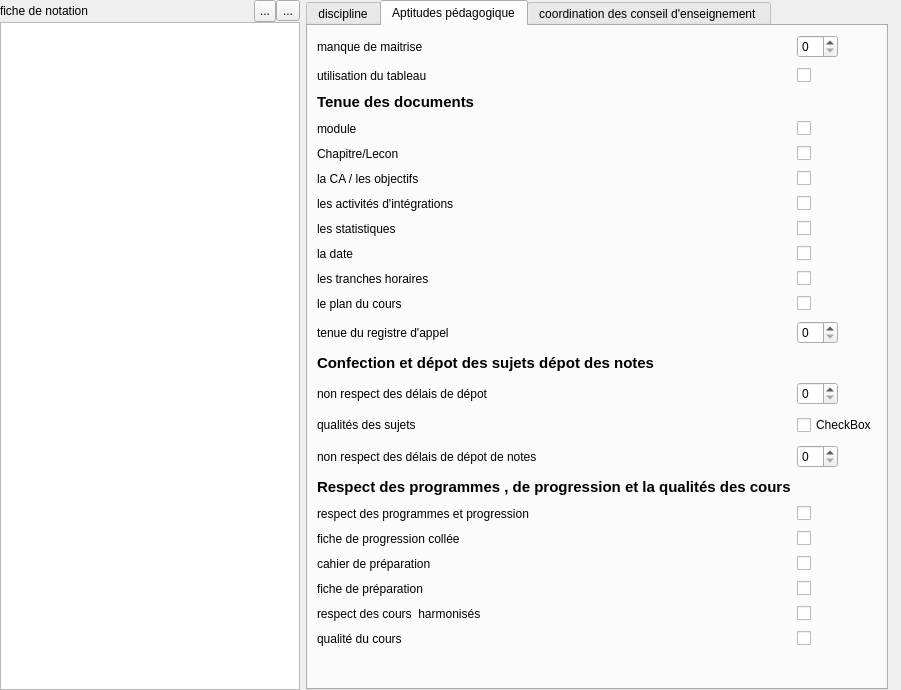
Above: edition.ui from ngdream/noteprof before the change. Below: the same form after it.
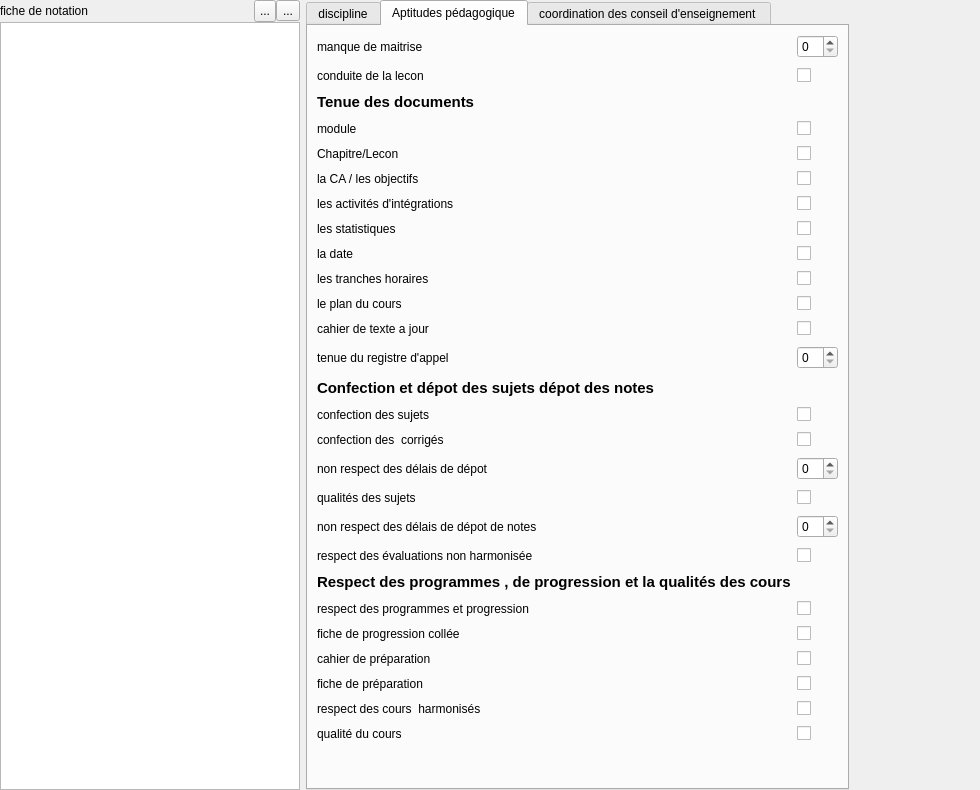
That is the form after the change. The open tabs and pages were chosen to show the change. Icons and pictures are not drawn.

```diff
--- a/edition.ui
+++ b/edition.ui
@@ -6,8 +6,8 @@
    <rect>
     <x>0</x>
     <y>0</y>
-    <width>874</width>
-    <height>690</height>
+    <width>980</width>
+    <height>790</height>
    </rect>
   </property>
   <property name="minimumSize">
@@ -440,7 +440,7 @@
            <item row="1" column="0">
             <widget class="QLabel" name="label_17">
              <property name="text">
-              <string>utilisation du tableau</string>
+              <string>conduite de la lecon</string>
              </property>
             </widget>
            </item>
@@ -576,17 +576,17 @@
              </property>
             </widget>
            </item>
-           <item row="11" column="0">
+           <item row="12" column="0">
             <widget class="QLabel" name="label_27">
              <property name="text">
               <string>tenue du registre d'appel</string>
              </property>
             </widget>
            </item>
-           <item row="11" column="1">
-            <widget class="QSpinBox" name="spinBox_5"/>
+           <item row="12" column="1">
+            <widget class="QSpinBox" name="callreg"/>
            </item>
-           <item row="12" column="0">
+           <item row="13" column="0">
             <widget class="QLabel" name="label_28">
              <property name="font">
               <font>
@@ -599,41 +599,41 @@
              </property>
             </widget>
            </item>
-           <item row="13" column="0">
+           <item row="16" column="0">
             <widget class="QLabel" name="label_29">
              <property name="text">
               <string>non respect des délais de dépot</string>
              </property>
             </widget>
            </item>
-           <item row="13" column="1">
-            <widget class="QSpinBox" name="spinBox_7"/>
+           <item row="16" column="1">
+            <widget class="QSpinBox" name="rds"/>
            </item>
-           <item row="14" column="0">
+           <item row="17" column="0">
             <widget class="QLabel" name="label_30">
              <property name="text">
               <string>qualités des sujets</string>
              </property>
             </widget>
            </item>
-           <item row="14" column="1">
-            <widget class="QCheckBox" name="checkBox_20">
+           <item row="17" column="1">
+            <widget class="QCheckBox" name="qs">
              <property name="text">
-              <string>CheckBox</string>
+              <string/>
              </property>
             </widget>
            </item>
-           <item row="15" column="0">
+           <item row="18" column="0">
             <widget class="QLabel" name="label_31">
              <property name="text">
               <string>non respect des délais de dépot de notes</string>
              </property>
             </widget>
            </item>
-           <item row="15" column="1">
-            <widget class="QSpinBox" name="spinBox_6"/>
+           <item row="18" column="1">
+            <widget class="QSpinBox" name="rdn"/>
            </item>
-           <item row="16" column="0">
+           <item row="20" column="0">
             <widget class="QLabel" name="label_32">
              <property name="font">
               <font>
@@ -646,71 +646,50 @@
              </property>
             </widget>
            </item>
-           <item row="17" column="0">
+           <item row="21" column="0">
             <widget class="QLabel" name="label_33">
              <property name="text">
               <string>respect des programmes et progression </string>
              </property>
             </widget>
            </item>
-           <item row="18" column="0">
+           <item row="22" column="0">
             <widget class="QLabel" name="label_34">
              <property name="text">
               <string>fiche de progression collée</string>
              </property>
             </widget>
            </item>
-           <item row="19" column="0">
+           <item row="23" column="0">
             <widget class="QLabel" name="label_35">
              <property name="text">
               <string>cahier de préparation</string>
              </property>
             </widget>
            </item>
-           <item row="20" column="0">
+           <item row="24" column="0">
             <widget class="QLabel" name="label_36">
              <property name="text">
               <string>fiche de préparation</string>
              </property>
             </widget>
            </item>
-           <item row="22" column="0">
+           <item row="26" column="0">
             <widget class="QLabel" name="label_37">
              <property name="text">
               <string>respect des cours  harmonisés</string>
              </property>
             </widget>
            </item>
-           <item row="23" column="0">
+           <item row="27" column="0">
             <widget class="QLabel" name="label_38">
              <property name="text">
               <string>qualité du cours</string>
              </property>
             </widget>
            </item>
-           <item row="17" column="1">
-            <widget class="QCheckBox" name="checkBox_19">
-             <property name="text">
-              <string/>
-             </property>
-            </widget>
-           </item>
-           <item row="18" column="1">
-            <widget class="QCheckBox" name="checkBox_21">
-             <property name="text">
-              <string/>
-             </property>
-            </widget>
-           </item>
-           <item row="19" column="1">
-            <widget class="QCheckBox" name="checkBox_22">
-             <property name="text">
-              <string/>
-             </property>
-            </widget>
-           </item>
-           <item row="20" column="1">
-            <widget class="QCheckBox" name="checkBox_23">
+           <item row="21" column="1">
+            <widget class="QCheckBox" name="rpp">
              <property name="text">
               <string/>
              </property>
@@ -724,7 +703,84 @@
             </widget>
            </item>
            <item row="23" column="1">
-            <widget class="QCheckBox" name="checkBox_25">
+            <widget class="QCheckBox" name="cp">
+             <property name="text">
+              <string/>
+             </property>
+            </widget>
+           </item>
+           <item row="24" column="1">
+            <widget class="QCheckBox" name="fp">
+             <property name="text">
+              <string/>
+             </property>
+            </widget>
+           </item>
+           <item row="26" column="1">
+            <widget class="QCheckBox" name="rch">
+             <property name="text">
+              <string/>
+             </property>
+            </widget>
+           </item>
+           <item row="27" column="1">
+            <widget class="QCheckBox" name="qc">
+             <property name="text">
+              <string/>
+             </property>
+            </widget>
+           </item>
+           <item row="11" column="0">
+            <widget class="QLabel" name="label_53">
+             <property name="text">
+              <string>cahier de texte a jour</string>
+             </property>
+            </widget>
+           </item>
+           <item row="11" column="1">
+            <widget class="QCheckBox" name="updatec">
+             <property name="text">
+              <string/>
+             </property>
+            </widget>
+           </item>
+           <item row="14" column="0">
+            <widget class="QLabel" name="label_54">
+             <property name="text">
+              <string>confection des sujets</string>
+             </property>
+            </widget>
+           </item>
+           <item row="15" column="0">
+            <widget class="QLabel" name="label_55">
+             <property name="text">
+              <string>confection des  corrigés</string>
+             </property>
+            </widget>
+           </item>
+           <item row="15" column="1">
+            <widget class="QCheckBox" name="cc">
+             <property name="text">
+              <string/>
+             </property>
+            </widget>
+           </item>
+           <item row="14" column="1">
+            <widget class="QCheckBox" name="cs">
+             <property name="text">
+              <string/>
+             </property>
+            </widget>
+           </item>
+           <item row="19" column="0">
+            <widget class="QLabel" name="label_56">
+             <property name="text">
+              <string>respect des évaluations non harmonisée</string>
+             </property>
+            </widget>
+           </item>
+           <item row="19" column="1">
+            <widget class="QCheckBox" name="renh">
              <property name="text">
               <string/>
              </property>
```
Left out of the diff: 48 changed lines with no effect on the pictures.
